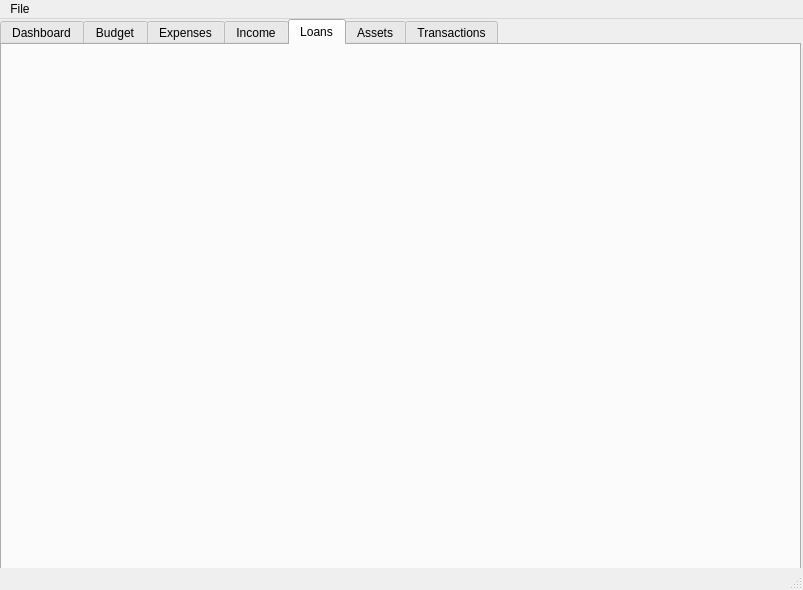
Before: the Qt Designer form MainWindow.ui in MitchellBauer/FinanceManager, drawn with Qt 5.
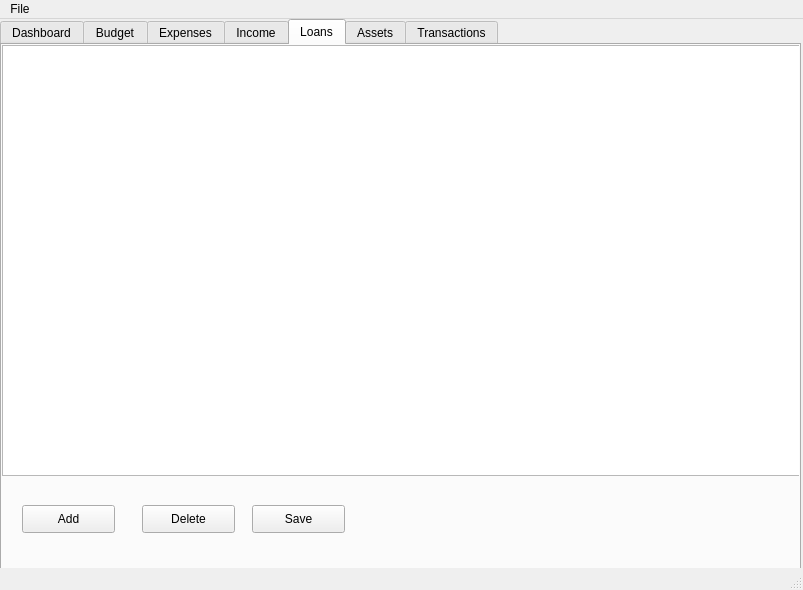
After: the same form once the commit is applied. The open tabs and pages were chosen to show the change.

Patch:
```diff
--- a/MainWindow.ui
+++ b/MainWindow.ui
@@ -151,6 +151,55 @@
      <attribute name="title">
       <string>Loans</string>
      </attribute>
+     <widget class="QTableView" name="loanTableView">
+      <property name="geometry">
+       <rect>
+        <x>0</x>
+        <y>0</y>
+        <width>801</width>
+        <height>431</height>
+       </rect>
+      </property>
+     </widget>
+     <widget class="QPushButton" name="addLoanButton">
+      <property name="geometry">
+       <rect>
+        <x>20</x>
+        <y>460</y>
+        <width>93</width>
+        <height>28</height>
+       </rect>
+      </property>
+      <property name="text">
+       <string>Add</string>
+      </property>
+     </widget>
+     <widget class="QPushButton" name="deleteLoanButton">
+      <property name="geometry">
+       <rect>
+        <x>140</x>
+        <y>460</y>
+        <width>93</width>
+        <height>28</height>
+       </rect>
+      </property>
+      <property name="text">
+       <string>Delete</string>
+      </property>
+     </widget>
+     <widget class="QPushButton" name="saveLoanButton">
+      <property name="geometry">
+       <rect>
+        <x>250</x>
+        <y>460</y>
+        <width>93</width>
+        <height>28</height>
+       </rect>
+      </property>
+      <property name="text">
+       <string>Save</string>
+      </property>
+     </widget>
     </widget>
     <widget class="QWidget" name="assetsTab">
      <attribute name="title">
```
Left out of the diff: 2 changed lines with no effect on the pictures.
